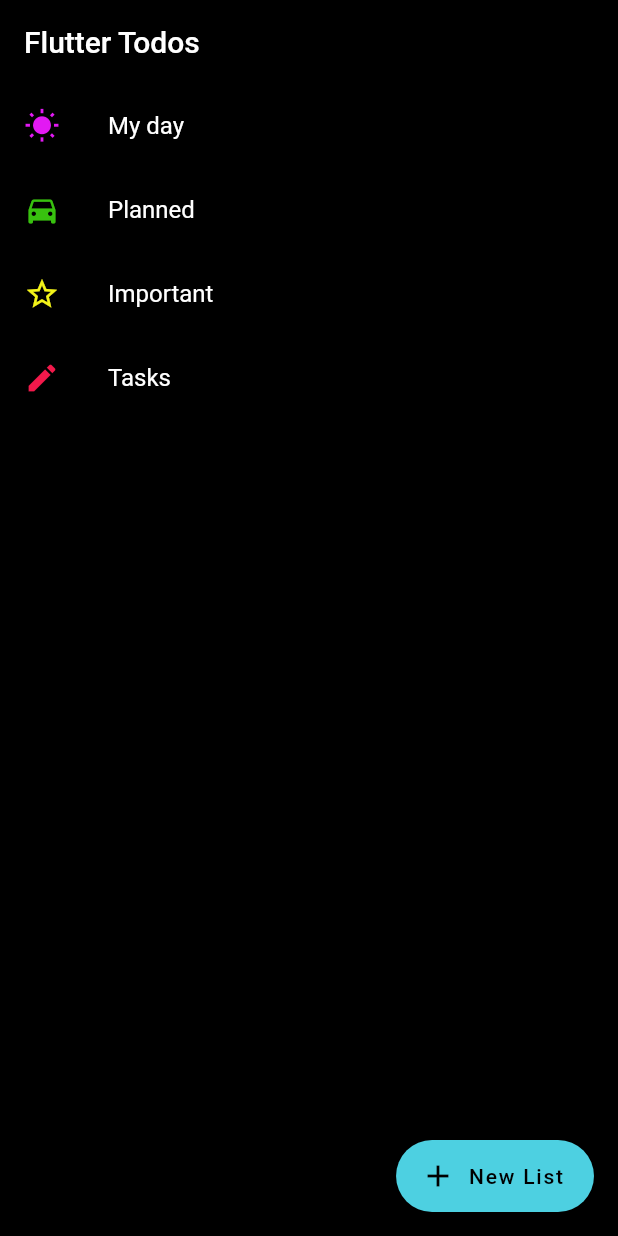
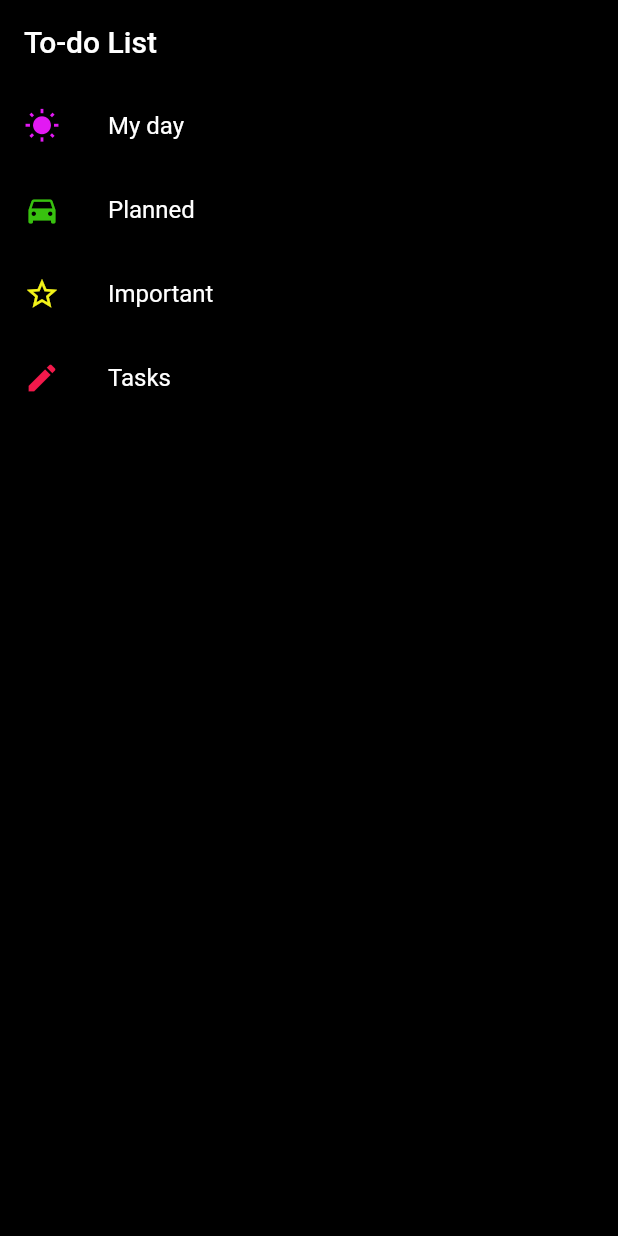
Before and after one commit to enriquenisimp/flutter_notas, a Flutter app: the screen it shows after launch, on a phone screen of 412 x 824 dp. Run offline on Flutter 3.47's test engine with Material 2 defaults, Android fonts, the phone set to English and light mode, and no system bars; our stand-ins replace bloc, equatable, flutter_bloc.

```diff
--- a/lib/screens/home_screen.dart
+++ b/lib/screens/home_screen.dart
@@ -18,14 +18,10 @@ class HomeScreen extends StatelessWidget {
     return Scaffold(
       backgroundColor: Colors.black,
     appBar: AppBar(
-    title: Text("Flutter Todos"),
-    /* actions: [
-              FilterButton(visible: activeTab == AppTab.todos),
-              ExtraActions(),
-            ],*/
+    title: Text("To-do List"),
     ),
-    body: ListCategoryTodo(),
-    floatingActionButton: FloatingActionButton.extended(
+    body: ListCategoryTodo()
+    /*floatingActionButton: FloatingActionButton.extended(
       key: ArchSampleKeys.addTodoFab,
       label:Text("New List"),
       onPressed: () {
@@ -34,8 +30,8 @@ class HomeScreen extends StatelessWidget {
       icon: Icon(Icons.add),
     // tooltip: ArchSampleLocalizations.of(context).addTodo,
     ),
+    );*/
+
     );
-
-
-  }
 }
+}
--- a/lib/screens/list_todos.dart
+++ b/lib/screens/list_todos.dart
@@ -61,7 +61,6 @@ class ListTodos extends StatelessWidget {
                               return DetailScreen(id: todo.id);
                             }),
                           );
-
                         },
                         onCheckboxChanged: (_) {
                           BlocProvider.of<TodosBloc>(context).add(
```
